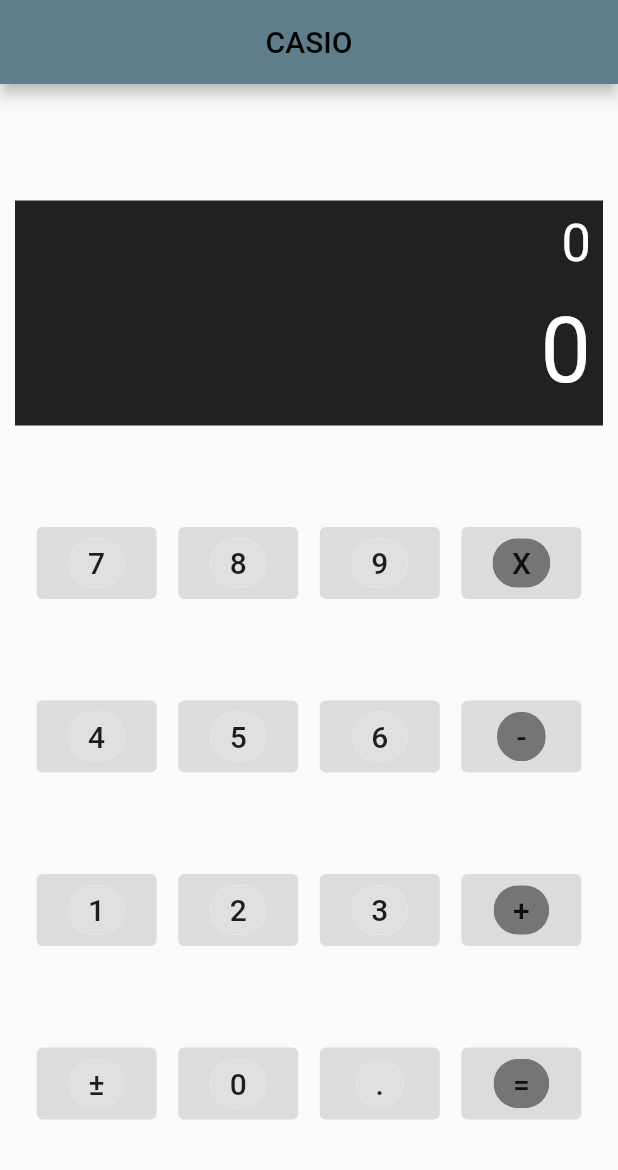
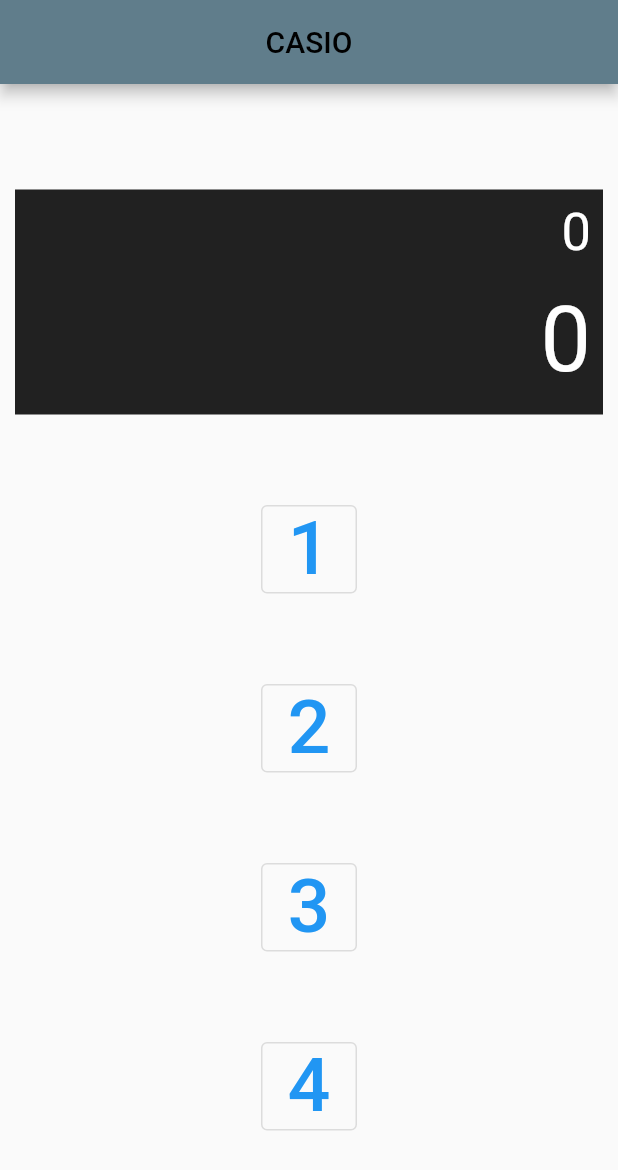
Before and after one commit to Pochmannn/calculus, a Flutter app: the screen it shows after launch, on a phone screen of 412 x 824 dp. Shown: the top 1170 px of the screen. Run offline on Flutter 3.47's test engine with Material 2 defaults, Android fonts, the phone set to English and light mode, and no system bars.

Commit message:
'update'

```diff
--- a/lib/components/action_button.dart
+++ b/lib/components/action_button.dart
@@ -12,15 +12,11 @@ class ActionButton extends StatelessWidget {
 
   @override
   Widget build(BuildContext context) {
-    return ElevatedButton(
+    return OutlinedButton(
       onPressed: onPressed,
-      child: Chip(
-        padding: const EdgeInsets.all(5),
-        label: Text(
-          label,
-          style: const TextStyle(fontSize: 20),
-        ),
-        backgroundColor: Colors.grey.shade600,
+      child: Text(
+        label,
+        style: const TextStyle(fontSize: 50),
       ),
     );
   }
--- a/lib/components/number_button.dart
+++ b/lib/components/number_button.dart
@@ -12,15 +12,11 @@ class NumberButton extends StatelessWidget {
 
   @override
   Widget build(BuildContext context) {
-    return ElevatedButton(
+    return OutlinedButton(
       onPressed: onPressed,
-      child: Chip(
-        padding: const EdgeInsets.all(5),
-        label: Text(
-          label,
-          style: const TextStyle(fontSize: 20),
-        ),
-        backgroundColor: Colors.grey.shade300,
+      child: Text(
+        label,
+        style: const TextStyle(fontSize: 50),
       ),
     );
   }
--- a/lib/components/number_screen.dart
+++ b/lib/components/number_screen.dart
@@ -1,6 +1,6 @@
 import 'package:flutter/material.dart';
 
-class NumberScreen extends StatefulWidget {
+class NumberScreen extends StatelessWidget {
   final String screenNumber;
 
   const NumberScreen({
@@ -8,11 +8,6 @@ class NumberScreen extends StatefulWidget {
     required this.screenNumber,
   });
 
-  @override
-  State<NumberScreen> createState() => _NumberScreenState();
-}
-
-class _NumberScreenState extends State<NumberScreen> {
   @override
   Widget build(BuildContext context) {
     return Column(
@@ -22,7 +17,7 @@ class _NumberScreenState extends State<NumberScreen> {
           child: Padding(
             padding: const EdgeInsets.all(8.0),
             child: Text(
-              widget.screenNumber,
+              screenNumber,
               style: const TextStyle(fontSize: 35, color: Colors.white),
             ),
           ),
@@ -32,7 +27,7 @@ class _NumberScreenState extends State<NumberScreen> {
           child: Padding(
             padding: const EdgeInsets.all(8.0),
             child: Text(
-              widget.screenNumber,
+              screenNumber,
               style: const TextStyle(fontSize: 60, color: Colors.white),
             ),
           ),
--- a/lib/main.dart
+++ b/lib/main.dart
@@ -38,13 +38,10 @@ class _CalculusState extends State<Calculus> {
   int firstNumber = 0;
   int secondNumber = 0;
   String screenNumber = '0';
-  String text = '';
+  String text = '0';
 
-  onNumberClicked(String text) {
-    //firstNumber = screenNumber as int;
-    secondNumber = firstNumber;
-    screenNumber = text;
-    log(text);
+  void onNumberClicked() {
+    setState(() => screenNumber += text);
   }
 
   @override
@@ -72,53 +69,77 @@ class _CalculusState extends State<Calculus> {
             Row(
               mainAxisAlignment: MainAxisAlignment.spaceEvenly,
               children: [
-                NumberButton(
-                    onPressed: onNumberClicked(text = '7'), label: '7'),
-                NumberButton(
-                    onPressed: onNumberClicked(text = '8'), label: '8'),
-                NumberButton(
-                    onPressed: onNumberClicked(text = '9'), label: '9'),
-                ActionButton(
-                    onPressed: onNumberClicked(text = 'X'), label: 'X'),
+                OutlinedButton(
+                    onPressed: onNumberClicked,
+                    child: Text(
+                      text = '1',
+                      style: const TextStyle(fontSize: 50),
+                    )),
+                // NumberButton(
+                //     onPressed: onNumberClicked(text = '7'), label: '7'),
+                // NumberButton(
+                //     onPressed: onNumberClicked(text = '8'), label: '8'),
+                // NumberButton(
+                //     onPressed: onNumberClicked(text = '9'), label: '9'),
+                // ActionButton(
+                //     onPressed: onNumberClicked(text = 'X'), label: 'X'),
               ],
             ),
             Row(
               mainAxisAlignment: MainAxisAlignment.spaceEvenly,
               children: [
-                NumberButton(
-                    onPressed: onNumberClicked(text = '4'), label: '4'),
-                NumberButton(
-                    onPressed: onNumberClicked(text = '5'), label: '5'),
-                NumberButton(
-                    onPressed: onNumberClicked(text = '6'), label: '6'),
-                ActionButton(
-                    onPressed: onNumberClicked(text = '-'), label: '-'),
+                OutlinedButton(
+                    onPressed: onNumberClicked,
+                    child: Text(
+                      text = '2',
+                      style: const TextStyle(fontSize: 50),
+                    )),
+                // NumberButton(
+                //     onPressed: onNumberClicked(text = '4'), label: '4'),
+                // NumberButton(
+                //     onPressed: onNumberClicked(text = '5'), label: '5'),
+                // NumberButton(
+                //     onPressed: onNumberClicked(text = '6'), label: '6'),
+                // ActionButton(
+                //     onPressed: onNumberClicked(text = '-'), label: '-'),
               ],
             ),
             Row(
               mainAxisAlignment: MainAxisAlignment.spaceEvenly,
               children: [
-                NumberButton(
-                    onPressed: onNumberClicked(text = '1'), label: '1'),
-                NumberButton(
-                    onPressed: onNumberClicked(text = '2'), label: '2'),
-                NumberButton(
-                    onPressed: onNumberClicked(text = '3'), label: '3'),
-                ActionButton(
-                    onPressed: onNumberClicked(text = '+'), label: '+'),
+                OutlinedButton(
+                    onPressed: onNumberClicked,
+                    child: Text(
+                      text = '3',
+                      style: const TextStyle(fontSize: 50),
+                    )),
+                // NumberButton(
+                //     onPressed: onNumberClicked(text = '1'), label: '1'),
+                // NumberButton(
+                //     onPressed: onNumberClicked(text = '2'), label: '2'),
+                // NumberButton(
+                //     onPressed: onNumberClicked(text = '3'), label: '3'),
+                // ActionButton(
+                //     onPressed: onNumberClicked(text = '+'), label: '+'),
               ],
             ),
             Row(
               mainAxisAlignment: MainAxisAlignment.spaceEvenly,
               children: [
-                NumberButton(
-                    onPressed: onNumberClicked(text = '±'), label: '±'),
-                NumberButton(
-                    onPressed: onNumberClicked(text = '0'), label: '0'),
-                NumberButton(
-                    onPressed: onNumberClicked(text = '.'), label: '.'),
-                ActionButton(
-                    onPressed: onNumberClicked(text = '='), label: '='),
+                OutlinedButton(
+                    onPressed: onNumberClicked,
+                    child: Text(
+                      text = '4',
+                      style: const TextStyle(fontSize: 50),
+                    )),
+                // NumberButton(
+                //     onPressed: onNumberClicked(text = '±'), label: '±'),
+                // NumberButton(
+                //     onPressed: onNumberClicked(text = '0'), label: '0'),
+                // NumberButton(
+                //     onPressed: onNumberClicked(text = '.'), label: '.'),
+                // ActionButton(
+                //     onPressed: onNumberClicked(text = '='), label: '='),
               ],
             ),
           ],
```
